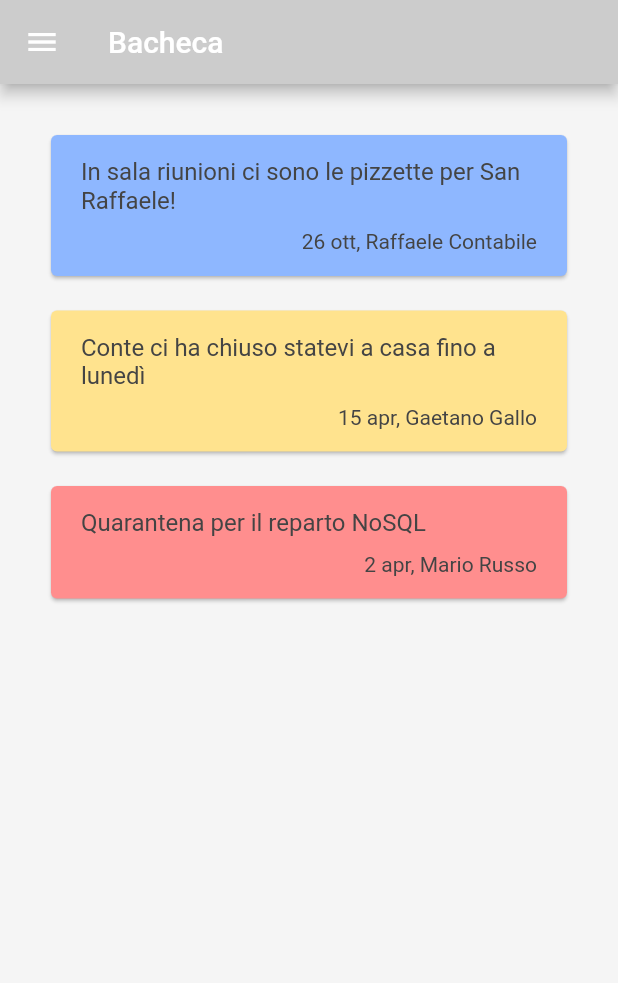
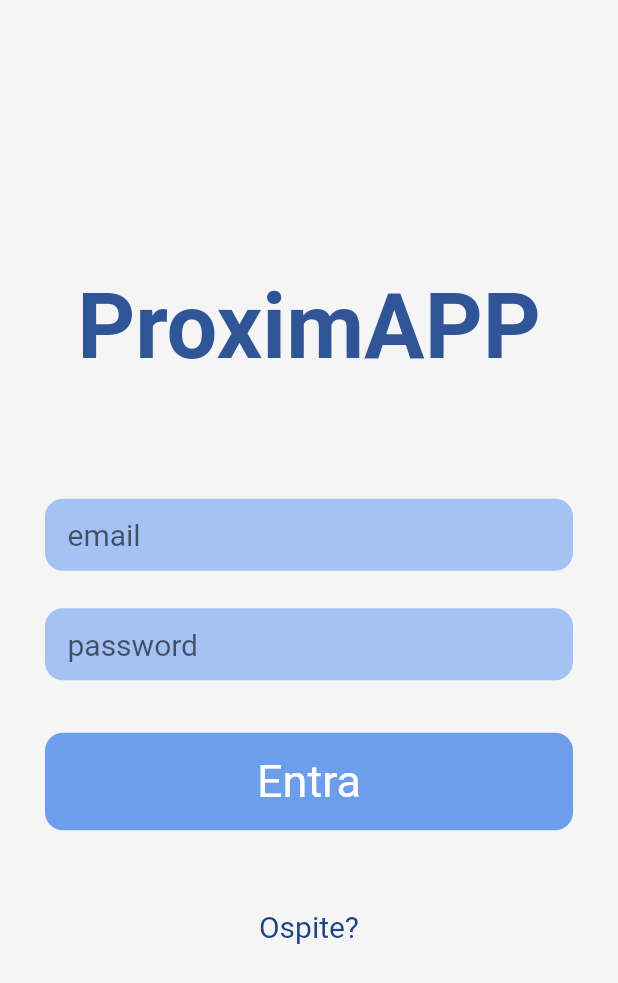
Before and after one commit to sa-ul-on/proximapp, a Flutter app: the screen it shows after launch, on a phone screen of 412 x 824 dp. Shown: the top 983 px of the screen. Run offline on Flutter 3.47's test engine with Material 2 defaults, Android fonts, the phone set to English and light mode, and no system bars.

Commit message:
Introduzione LoginView e miglioramento AppBar in BachecaView

```diff
--- a/lib/main.dart
+++ b/lib/main.dart
@@ -2,6 +2,7 @@ import 'package:flutter/material.dart';
 
 import 'model/Annuncio.dart';
 import 'view/BachecaView.dart';
+import 'view/LoginView.dart';
 
 void main() {
   var msgs = [
@@ -18,7 +19,8 @@ void main() {
 
   runApp(new MaterialApp(
     title: 'App',
-    home: BachecaView(msgs),
+    home: LoginView(),
+    // TODO: stabilire un tema generale
     routes: <String, WidgetBuilder>{
       '/bacheca': (BuildContext context) => BachecaView(msgs),
       // '/login': (BuildContext context) => Login(),
--- a/lib/view/BachecaView.dart
+++ b/lib/view/BachecaView.dart
@@ -23,13 +23,16 @@ class _BachecaViewState extends State<BachecaView> {
   Widget build(BuildContext context) {
     return Scaffold(
         appBar: AppBar(
-            backgroundColor: Color(0xffcccccc),
+            textTheme: TextTheme(
+                headline6: TextStyle(color: Color(0xff444444), fontSize: 20)),
             title: Text('Bacheca'),
+            backgroundColor: Color(0xfff5f5f5),
+            elevation: 0,
             leading: GestureDetector(
                 onTap: () {
                   print('Menu non ancora implementato...');
                 },
-                child: Icon(Icons.menu))),
+                child: Icon(Icons.menu, color: Colors.black))),
         body: ListView.builder(
             padding: EdgeInsets.all(30),
             itemCount: widget.widgets.length,
--- /dev/null
+++ b/lib/view/LoginView.dart
@@ -0,0 +1,121 @@
+import 'package:flutter/material.dart';
+import 'package:flutter/widgets.dart';
+import '../widget/AnnuncioWidget.dart';
+import '../model/Annuncio.dart';
+
+class LoginView extends StatefulWidget {
+  @override
+  _LoginViewState createState() => _LoginViewState();
+}
+
+class _LoginViewState extends State<LoginView> {
+  final emailController = TextEditingController();
+  final passwordController = TextEditingController();
+
+  @override
+  Widget build(BuildContext context) {
+    return Scaffold(
+        body: Container(
+            width: double.infinity,
+            padding: EdgeInsets.symmetric(horizontal: 30),
+            color: Color(0xfff5f5f5),
+            child: Column(
+              mainAxisAlignment: MainAxisAlignment.center,
+              crossAxisAlignment: CrossAxisAlignment.center,
+              children: [
+                Text(
+                  'ProximAPP',
+                  style: TextStyle(
+                      fontSize: 60,
+                      fontWeight: FontWeight.bold,
+                      color: Color(0xff2f5597)),
+                  textAlign: TextAlign.center,
+                ),
+                SizedBox(height: 80),
+                Form(
+                  child: Column(
+                    children: [
+                      getInputText('email', emailController),
+                      SizedBox(height: 25),
+                      getInputText('password', passwordController, true),
+                      SizedBox(height: 35),
+                      getButton('Entra'),
+                      SizedBox(height: 40),
+                      getLink('Ospite?')
+                    ],
+                  ),
+                ),
+              ],
+            )));
+  }
+
+  Widget getInputText(String placeholder, TextEditingController controller,
+      [bool forPwd = false]) {
+    return Container(
+      child: TextFormField(
+        controller: controller,
+        style: TextStyle(color: Color(0xff444444), fontSize: 20),
+        // controller: null,
+        decoration: InputDecoration(
+            /*suffix: forPwd
+                ? FlatButton(
+                    minWidth: 10,
+                    height: 10,
+                    child: Icon(
+                      Icons.remove_red_eye,
+                      color: Color(0xff444444),
+                    ),
+                    color: Colors.black,
+                    onPressed: () {
+                      print('alsdfjkhg');
+                    },
+                  )
+                : null,*/
+            border: InputBorder.none,
+            hintText: placeholder,
+            contentPadding: EdgeInsets.symmetric(vertical: 10, horizontal: 15)),
+        obscureText: forPwd,
+      ),
+      decoration: BoxDecoration(
+          color: Color(0xffa4c2f4), borderRadius: BorderRadius.circular(12)),
+    );
+  }
+
+  Widget getButton(String text) {
+    return SizedBox(
+        width: double.infinity,
+        child: FlatButton(
+            child: Text(
+              text,
+              style: TextStyle(
+                color: Colors.white,
+                fontSize: 30,
+                fontWeight: FontWeight.normal,
+              ),
+            ),
+            shape:
+                RoundedRectangleBorder(borderRadius: BorderRadius.circular(12)),
+            padding: EdgeInsets.symmetric(vertical: 15),
+            color: Color(0xff6d9eeb),
+            onPressed: () {
+              var email = emailController.text;
+              var password = passwordController.text;
+            }));
+  }
+
+  Widget getLink(String text) {
+    return SizedBox(
+        width: double.infinity,
+        child: FlatButton(
+            child: Text(
+              text,
+              style: TextStyle(
+                color: Color(0xff1C4587),
+                fontSize: 20,
+                fontWeight: FontWeight.normal,
+              ),
+            ),
+            onPressed: () {
+            }));
+  }
+}
```
